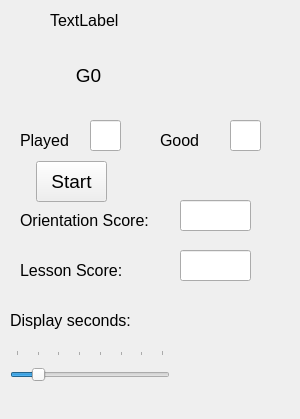
The window that widget.ui (knordine11/knThreadedQuizBasic) describes before a commit, drawn with Qt 5.
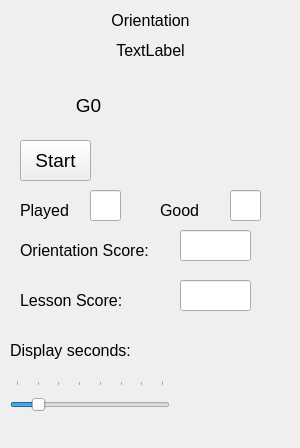
The same window after the commit.

The edit to the form file:
```diff
--- a/widget.ui
+++ b/widget.ui
@@ -7,7 +7,7 @@
     <x>0</x>
     <y>0</y>
     <width>300</width>
-    <height>419</height>
+    <height>448</height>
    </rect>
   </property>
   <property name="windowTitle">
@@ -17,7 +17,7 @@
    <property name="geometry">
     <rect>
      <x>70</x>
-     <y>60</y>
+     <y>90</y>
      <width>37</width>
      <height>31</height>
     </rect>
@@ -38,7 +38,7 @@
    <property name="geometry">
     <rect>
      <x>120</x>
-     <y>50</y>
+     <y>80</y>
      <width>100</width>
      <height>60</height>
     </rect>
@@ -50,8 +50,8 @@
   <widget class="QPushButton" name="btnStart">
    <property name="geometry">
     <rect>
-     <x>36</x>
-     <y>161</y>
+     <x>20</x>
+     <y>140</y>
      <width>71</width>
      <height>41</height>
     </rect>
@@ -69,7 +69,7 @@
    <property name="geometry">
     <rect>
      <x>20</x>
-     <y>130</y>
+     <y>200</y>
      <width>61</width>
      <height>21</height>
     </rect>
@@ -87,7 +87,7 @@
    <property name="geometry">
     <rect>
      <x>160</x>
-     <y>130</y>
+     <y>200</y>
      <width>61</width>
      <height>21</height>
     </rect>
@@ -105,7 +105,7 @@
    <property name="geometry">
     <rect>
      <x>90</x>
-     <y>120</y>
+     <y>190</y>
      <width>31</width>
      <height>31</height>
     </rect>
@@ -115,7 +115,7 @@
    <property name="geometry">
     <rect>
      <x>230</x>
-     <y>120</y>
+     <y>190</y>
      <width>31</width>
      <height>31</height>
     </rect>
@@ -124,8 +124,8 @@
   <widget class="QLabel" name="lbCurrentLesson">
    <property name="geometry">
     <rect>
-     <x>50</x>
-     <y>10</y>
+     <x>60</x>
+     <y>40</y>
      <width>181</width>
      <height>21</height>
     </rect>
@@ -138,12 +138,15 @@
    <property name="text">
     <string>TextLabel</string>
    </property>
+   <property name="alignment">
+    <set>Qt::AlignmentFlag::AlignCenter</set>
+   </property>
   </widget>
   <widget class="QLabel" name="label_3">
    <property name="geometry">
     <rect>
      <x>20</x>
-     <y>210</y>
+     <y>240</y>
      <width>141</width>
      <height>21</height>
     </rect>
@@ -161,7 +164,7 @@
    <property name="geometry">
     <rect>
      <x>180</x>
-     <y>200</y>
+     <y>230</y>
      <width>71</width>
      <height>31</height>
     </rect>
@@ -171,7 +174,7 @@
    <property name="geometry">
     <rect>
      <x>180</x>
-     <y>250</y>
+     <y>280</y>
      <width>71</width>
      <height>31</height>
     </rect>
@@ -181,7 +184,7 @@
    <property name="geometry">
     <rect>
      <x>20</x>
-     <y>260</y>
+     <y>290</y>
      <width>141</width>
      <height>21</height>
     </rect>
@@ -199,7 +202,7 @@
    <property name="geometry">
     <rect>
      <x>10</x>
-     <y>350</y>
+     <y>380</y>
      <width>160</width>
      <height>41</height>
     </rect>
@@ -227,7 +230,7 @@
    <property name="geometry">
     <rect>
      <x>10</x>
-     <y>310</y>
+     <y>340</y>
      <width>121</width>
      <height>21</height>
     </rect>
@@ -241,6 +244,27 @@
     <string>Display seconds:</string>
    </property>
   </widget>
+  <widget class="QLabel" name="lbTypeOfRun">
+   <property name="geometry">
+    <rect>
+     <x>60</x>
+     <y>10</y>
+     <width>181</width>
+     <height>21</height>
+    </rect>
+   </property>
+   <property name="font">
+    <font>
+     <pointsize>12</pointsize>
+    </font>
+   </property>
+   <property name="text">
+    <string>Orientation</string>
+   </property>
+   <property name="alignment">
+    <set>Qt::AlignmentFlag::AlignCenter</set>
+   </property>
+  </widget>
  </widget>
  <resources/>
  <connections/>
```
